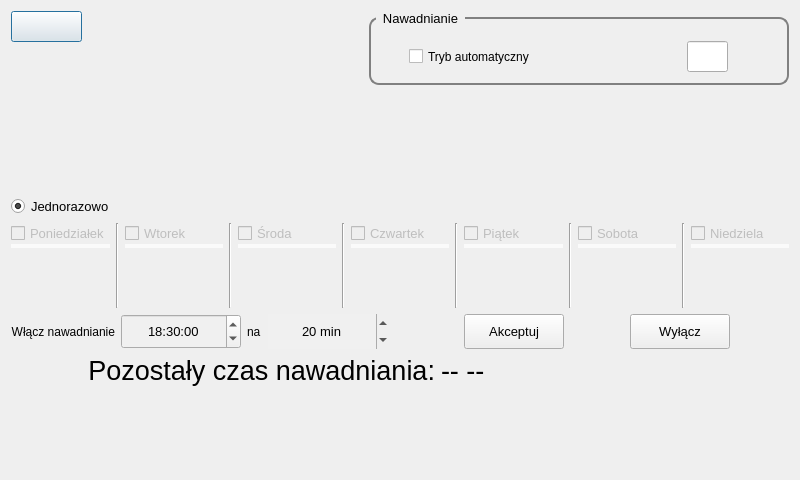
Above: watering.ui from mateusur/Home_automation before the change. Below: the same form after it.
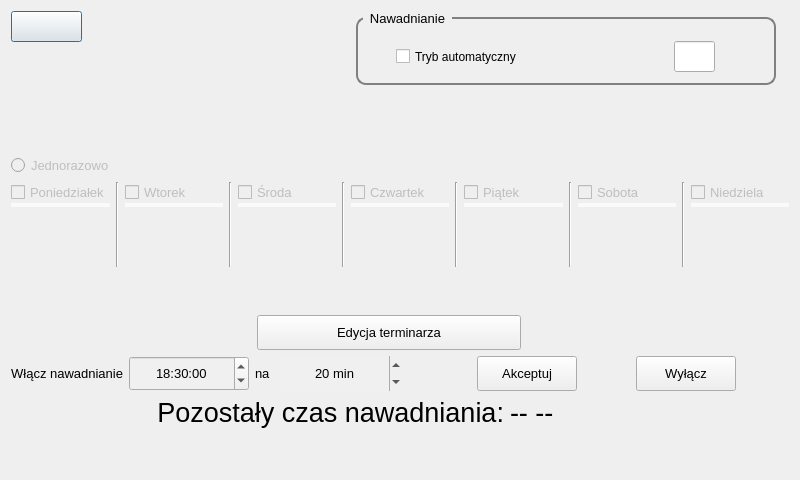
That is the form after the change.

Commit message: Watering window UI updated

```diff
--- a/watering.ui
+++ b/watering.ui
@@ -67,7 +67,23 @@
      </widget>
     </widget>
    </item>
-   <item row="0" column="3" rowspan="2" colspan="2">
+   <item row="0" column="2" colspan="2">
+    <spacer name="horizontalSpacer_4">
+     <property name="orientation">
+      <enum>Qt::Horizontal</enum>
+     </property>
+     <property name="sizeType">
+      <enum>QSizePolicy::Minimum</enum>
+     </property>
+     <property name="sizeHint" stdset="0">
+      <size>
+       <width>193</width>
+       <height>20</height>
+      </size>
+     </property>
+    </spacer>
+   </item>
+   <item row="0" column="4" rowspan="2" colspan="3">
     <widget class="QGroupBox" name="groupBox_watering">
      <property name="minimumSize">
       <size>
@@ -243,19 +259,16 @@
      <property name="orientation">
       <enum>Qt::Vertical</enum>
      </property>
-     <property name="sizeType">
-      <enum>QSizePolicy::Maximum</enum>
-     </property>
      <property name="sizeHint" stdset="0">
       <size>
        <width>20</width>
-       <height>98</height>
+       <height>101</height>
       </size>
      </property>
     </spacer>
    </item>
-   <item row="2" column="4">
-    <spacer name="verticalSpacer_2">
+   <item row="2" column="2" colspan="5">
+    <spacer name="verticalSpacer">
      <property name="orientation">
       <enum>Qt::Vertical</enum>
      </property>
@@ -264,14 +277,17 @@
      </property>
      <property name="sizeHint" stdset="0">
       <size>
-       <width>20</width>
-       <height>99</height>
+       <width>632</width>
+       <height>58</height>
       </size>
      </property>
     </spacer>
    </item>
    <item row="3" column="0" colspan="2">
     <widget class="QRadioButton" name="radioButton_once">
+     <property name="enabled">
+      <bool>false</bool>
+     </property>
      <property name="font">
       <font>
        <pointsize>10</pointsize>
@@ -281,11 +297,11 @@
       <string>Jednorazowo</string>
      </property>
      <property name="checked">
-      <bool>true</bool>
+      <bool>false</bool>
      </property>
     </widget>
    </item>
-   <item row="4" column="0" colspan="5">
+   <item row="4" column="0" colspan="7">
     <layout class="QHBoxLayout" name="horizontalLayout">
      <item>
       <widget class="QSplitter" name="splitter_2">
@@ -590,13 +606,81 @@
      </item>
     </layout>
    </item>
-   <item row="5" column="0" colspan="5">
+   <item row="5" column="4">
+    <spacer name="verticalSpacer_2">
+     <property name="orientation">
+      <enum>Qt::Vertical</enum>
+     </property>
+     <property name="sizeHint" stdset="0">
+      <size>
+       <width>20</width>
+       <height>15</height>
+      </size>
+     </property>
+    </spacer>
+   </item>
+   <item row="6" column="0" colspan="3">
+    <spacer name="horizontalSpacer_7">
+     <property name="orientation">
+      <enum>Qt::Horizontal</enum>
+     </property>
+     <property name="sizeHint" stdset="0">
+      <size>
+       <width>300</width>
+       <height>20</height>
+      </size>
+     </property>
+    </spacer>
+   </item>
+   <item row="6" column="3" colspan="3">
+    <widget class="QPushButton" name="pushButton_edit">
+     <property name="minimumSize">
+      <size>
+       <width>200</width>
+       <height>35</height>
+      </size>
+     </property>
+     <property name="font">
+      <font>
+       <pointsize>10</pointsize>
+      </font>
+     </property>
+     <property name="styleSheet">
+      <string notr="true">QPushButton:checked{
+	background-color: rgb(105, 215, 255);
+}</string>
+     </property>
+     <property name="text">
+      <string>Edycja terminarza</string>
+     </property>
+     <property name="checkable">
+      <bool>true</bool>
+     </property>
+    </widget>
+   </item>
+   <item row="6" column="6">
+    <spacer name="horizontalSpacer_8">
+     <property name="orientation">
+      <enum>Qt::Horizontal</enum>
+     </property>
+     <property name="sizeType">
+      <enum>QSizePolicy::Preferred</enum>
+     </property>
+     <property name="sizeHint" stdset="0">
+      <size>
+       <width>262</width>
+       <height>20</height>
+      </size>
+     </property>
+    </spacer>
+   </item>
+   <item row="7" column="0" colspan="7">
     <layout class="QHBoxLayout" name="horizontalLayout_2">
      <item>
       <widget class="QLabel" name="label">
        <property name="font">
         <font>
-         <pointsize>9</pointsize>
+         <pointsize>10</pointsize>
         </font>
        </property>
        <property name="text">
@@ -645,13 +729,13 @@
        </property>
        <property name="minimumSize">
         <size>
-         <width>15</width>
+         <width>20</width>
          <height>0</height>
         </size>
        </property>
        <property name="font">
         <font>
-         <pointsize>9</pointsize>
+         <pointsize>10</pointsize>
         </font>
        </property>
        <property name="text">
@@ -691,7 +775,7 @@
         <number>0</number>
        </property>
        <property name="minimum">
-        <double>5.000000000000000</double>
+        <double>1.000000000000000</double>
        </property>
        <property name="maximum">
         <double>45.000000000000000</double>
@@ -784,23 +868,7 @@
      </item>
     </layout>
    </item>
-   <item row="6" column="0">
-    <spacer name="horizontalSpacer_4">
-     <property name="orientation">
-      <enum>Qt::Horizontal</enum>
-     </property>
-     <property name="sizeType">
-      <enum>QSizePolicy::Maximum</enum>
-     </property>
-     <property name="sizeHint" stdset="0">
-      <size>
-       <width>45</width>
-       <height>20</height>
-      </size>
-     </property>
-    </spacer>
-   </item>
-   <item row="6" column="1" colspan="3">
+   <item row="8" column="2" colspan="5">
     <layout class="QHBoxLayout" name="horizontalLayout_3">
      <item>
       <widget class="QLabel" name="label_3">
@@ -834,50 +902,15 @@
      </item>
     </layout>
    </item>
-   <item row="6" column="4">
-    <spacer name="horizontalSpacer_5">
-     <property name="orientation">
-      <enum>Qt::Horizontal</enum>
-     </property>
-     <property name="sizeType">
-      <enum>QSizePolicy::Maximum</enum>
-     </property>
-     <property name="sizeHint" stdset="0">
-      <size>
-       <width>45</width>
-       <height>20</height>
-      </size>
-     </property>
-    </spacer>
-   </item>
-   <item row="7" column="2">
-    <spacer name="verticalSpacer">
+   <item row="9" column="5">
+    <spacer name="verticalSpacer_4">
      <property name="orientation">
       <enum>Qt::Vertical</enum>
      </property>
-     <property name="sizeType">
-      <enum>QSizePolicy::Maximum</enum>
-     </property>
      <property name="sizeHint" stdset="0">
       <size>
-       <width>17</width>
-       <height>87</height>
-      </size>
-     </property>
-    </spacer>
-   </item>
-   <item row="0" column="1">
-    <spacer name="horizontalSpacer_6">
-     <property name="orientation">
-      <enum>Qt::Horizontal</enum>
-     </property>
-     <property name="sizeType">
-      <enum>QSizePolicy::Maximum</enum>
-     </property>
-     <property name="sizeHint" stdset="0">
-      <size>
-       <width>200</width>
-       <height>20</height>
+       <width>20</width>
+       <height>14</height>
       </size>
      </property>
     </spacer>
```
Left out of the diff: 3 changed lines with no effect on the pictures. The commit also changes 2 other files.
